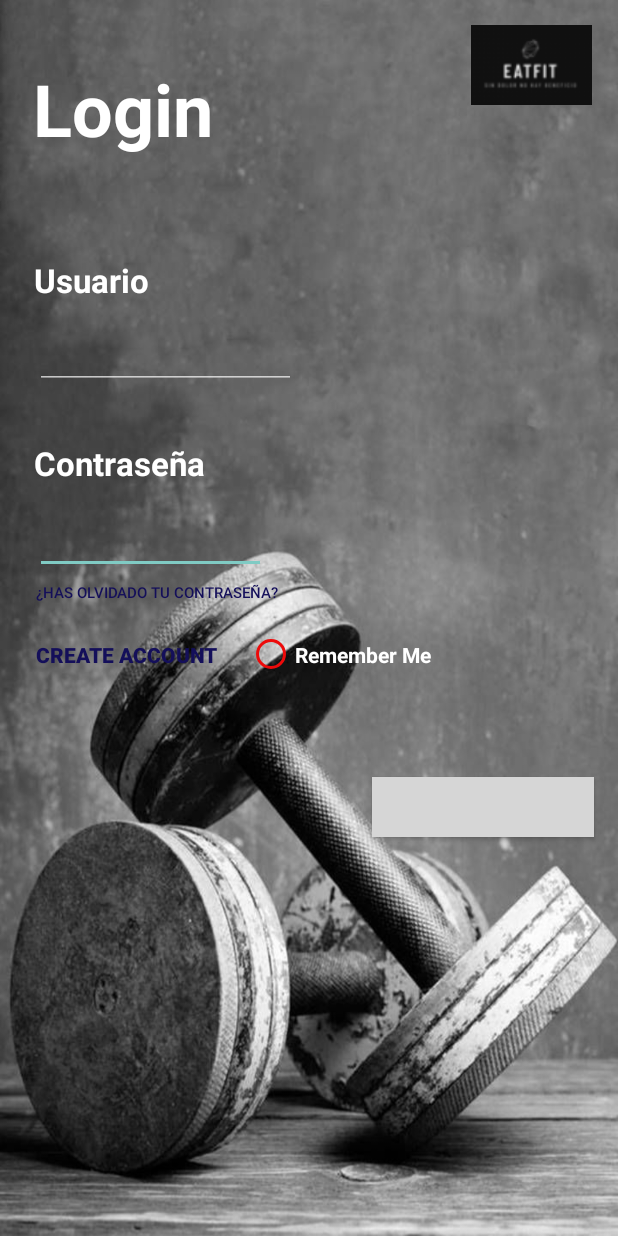
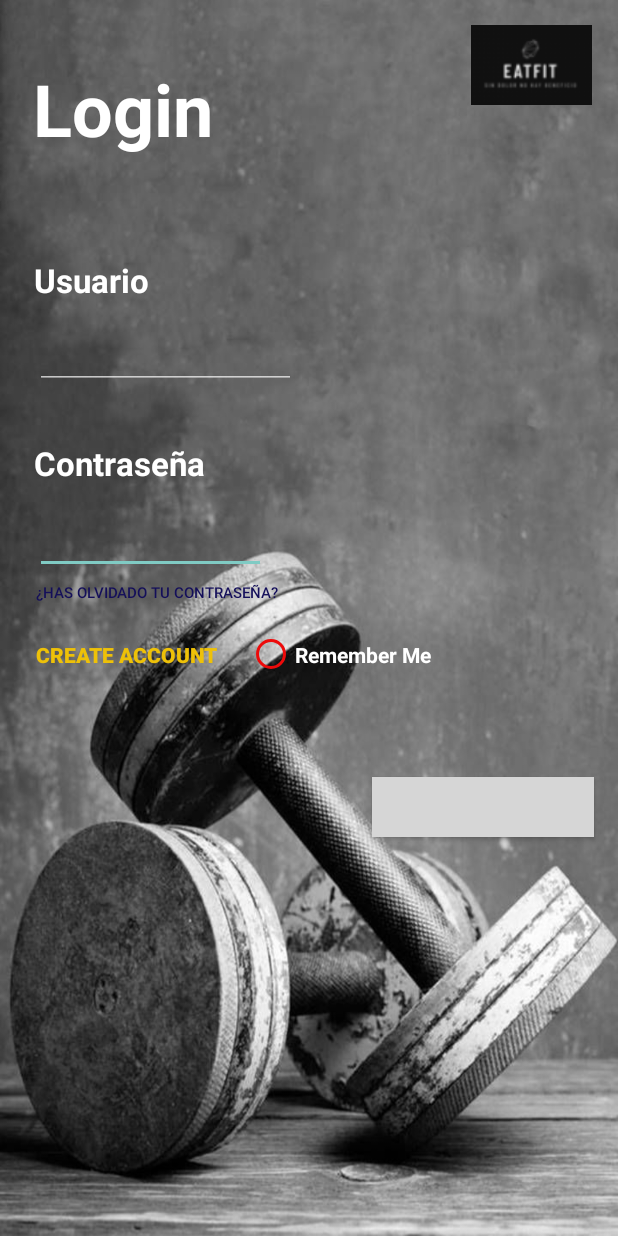
Before and after one commit to Polo03/EatFit, an Android app: the screen it shows after launch (Login), on a phone screen of 412 x 824 dp. Run offline under Robolectric (Android 15) with nearby library versions, the phone set to English and light mode, and no system bars; 1 statement that could not run was skipped; grey boxes are pictures that could not be loaded.

Commit message:
Cambios Nuevos Realizados

```diff
--- a/EatFit/app/src/main/res/layout/login.xml
+++ b/EatFit/app/src/main/res/layout/login.xml
@@ -34,7 +34,7 @@
         android:layout_marginTop="8dp"
         android:layout_marginEnd="16dp"
         android:ems="10"
-        android:inputType="textPersonName"
+        android:inputType="textPassword"
         android:textColor="@color/black"
         app:layout_constraintBottom_toBottomOf="parent"
         app:layout_constraintEnd_toEndOf="parent"
@@ -127,7 +127,7 @@
         android:text="Create Account"
         android:textAlignment="viewStart"
         android:textAllCaps="true"
-        android:textColor="@color/azul_oscuro"
+        android:textColor="@color/yellow"
         android:textSize="14sp"
         android:textStyle="bold"
         app:layout_constraintBottom_toBottomOf="parent"
@@ -185,4 +185,5 @@
         app:layout_constraintVertical_bias="0.479" />
 
 
+
 </androidx.constraintlayout.widget.ConstraintLayout>
```
